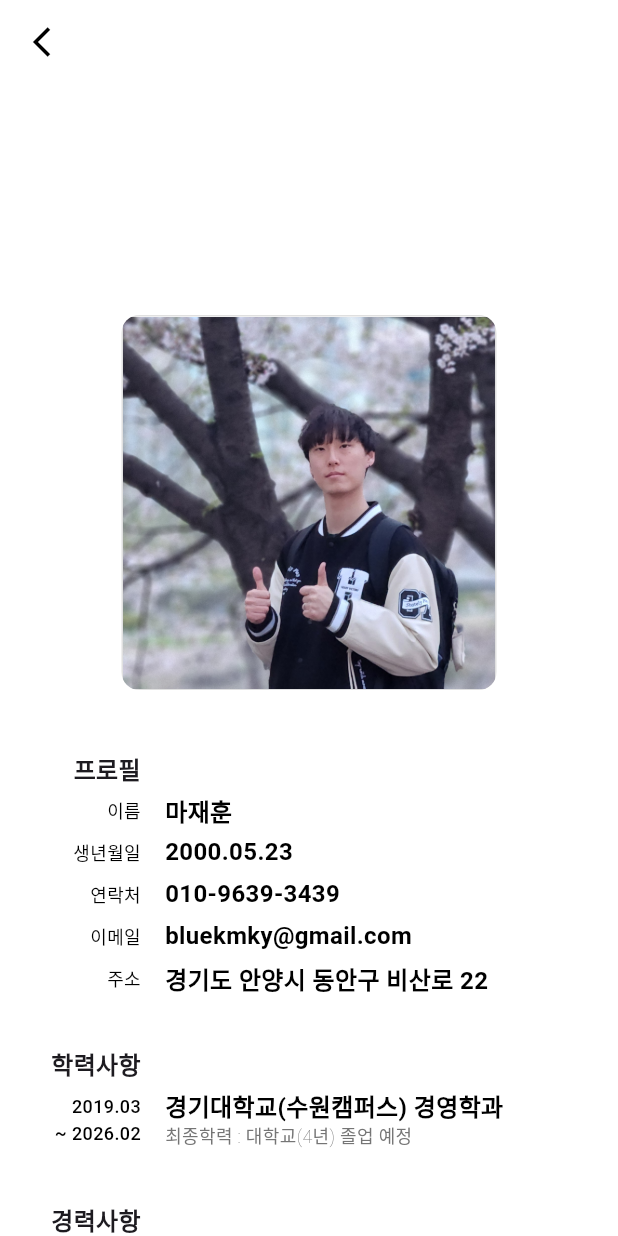
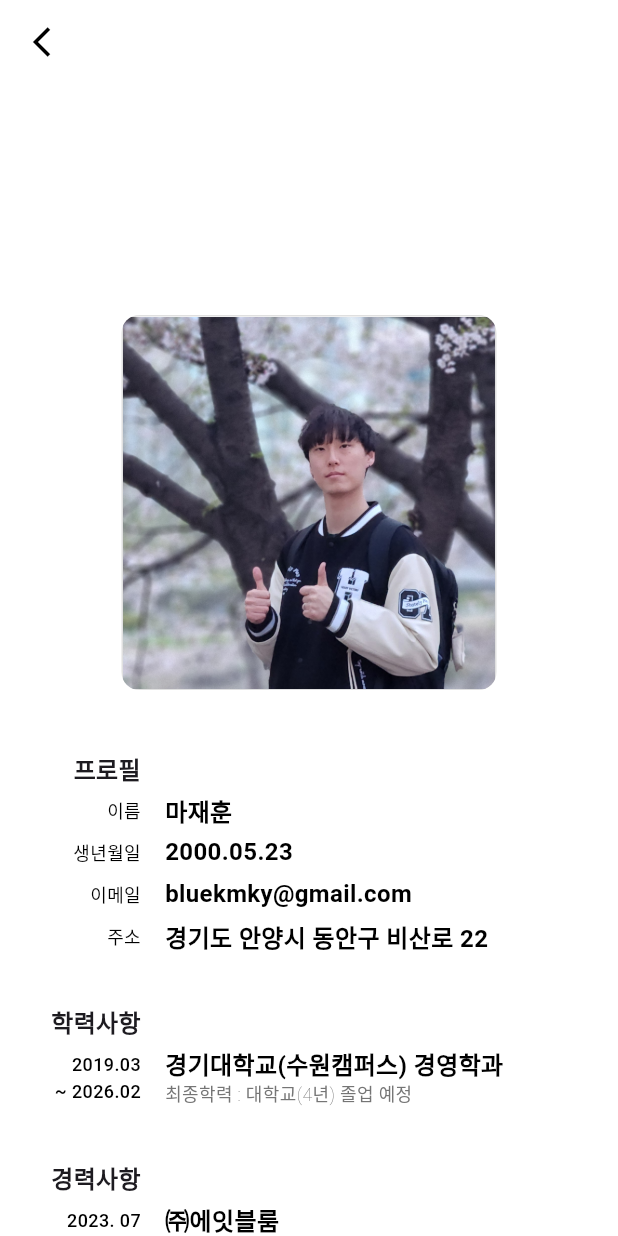
Before and after one commit to bluekmky1/portfolio, a Flutter app: the screen it shows after launch, after a tap on "RESUME", on a phone screen of 412 x 824 dp. Run offline on Flutter 3.47's test engine with Material 3 defaults, Android fonts, the phone set to English and light mode, and no system bars; our stand-ins replace equatable, flutter_riverpod, flutter_svg, go_router, lottie, smooth_page_indicator; missing offline and left inert: flame; network calls fail.

Commit message:
🔧 자잘한 수정사항 변경

```diff
--- a/lib/ui/common/const/mock/mock_data.dart
+++ b/lib/ui/common/const/mock/mock_data.dart
@@ -166,7 +166,6 @@ class MockData {
   static const List<ResumeTileModel> profileModels = <ResumeTileModel>[
     ResumeTileModel(title: '이름', value: '마재훈'),
     ResumeTileModel(title: '생년월일', value: '2000.05.23'),
-    ResumeTileModel(title: '연락처', value: '010-9639-3439'),
     ResumeTileModel(title: '이메일', value: 'bluekmky@gmail.com'),
     ResumeTileModel(title: '주소', value: '경기도 안양시 동안구 비산로 22'),
   ];
@@ -305,7 +304,7 @@ class MockData {
     ),
     GyeonExplainModel(
       title: '성과',
-      explain: '첫날 사이트 방문자 750명 / 홍보 게시물 좋아요 152, 댓글 39, 스크랩 284',
+      explain: '첫날 사이트 방문자 약 500명 / 홍보 게시물 좋아요 152, 댓글 39, 스크랩 284',
     ),
   ];
 
@@ -366,7 +365,7 @@ class MockData {
       explains: <String>[
         '홍보는 에브리타임 게시글을 통해 진행했습니다.',
         '2025.04월 기준 좋아요 152개, 댓글 39개, 스크랩 284회를 기록했습니다.',
-        '홍보글 업로드 첫날 사이트 방문자 수는 750명을 기록했습니다.',
+        '홍보글 업로드 첫날 사이트 방문자 수는 500명을 기록했습니다.',
       ],
     ),
     GyeonSectionExplainModel(
--- a/lib/ui/common/widgets/header_widget.dart
+++ b/lib/ui/common/widgets/header_widget.dart
@@ -66,7 +66,7 @@ class _HeaderWidgetState extends State<HeaderWidget> {
                   context.goNamed(Routes.home.name);
                 },
                 child: const Text(
-                  'Ma Jae Hoon',
+                  'MaJaeHoon',
                 ),
               ),
             ),
--- a/lib/ui/home/home_view.dart
+++ b/lib/ui/home/home_view.dart
@@ -230,7 +230,7 @@ class FooterWidget extends StatelessWidget {
           mainAxisSize: MainAxisSize.min,
           children: <Widget>[
             Text('Portpolio', style: AppTextStyles.textM12),
-            Text('Copyright © 2025 Jaehoon Ma', style: AppTextStyles.textM12),
+            Text('Copyright © 2025 MaJaeHoon', style: AppTextStyles.textM12),
           ],
         ),
       );
```
